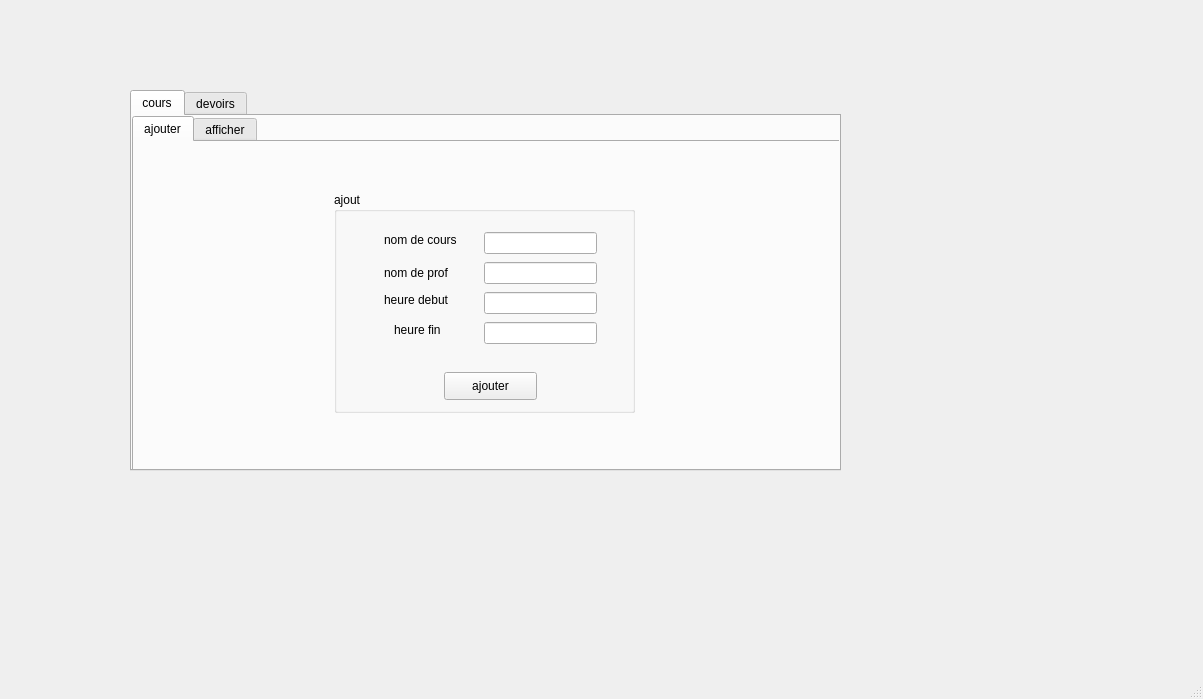
First picture: the form in mainwindow.ui, repository yanni2302/smart_parental_monitoring_2A22, before the edit.
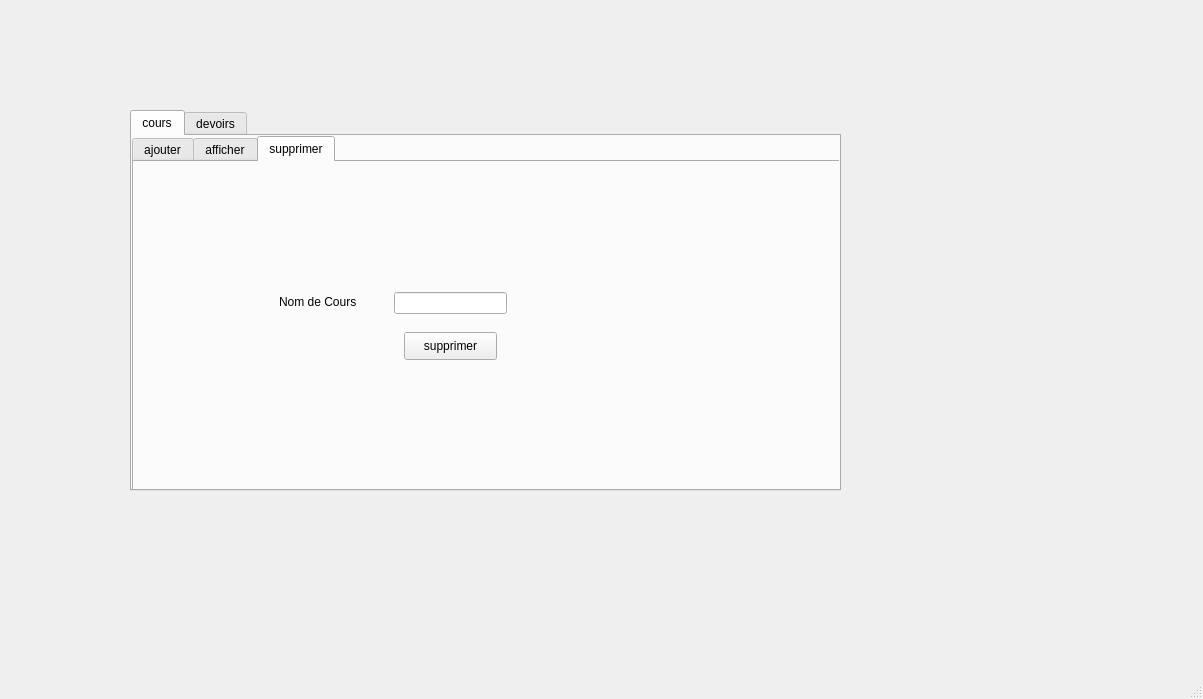
Second picture: the form after the edit.

Diff of the .ui file:
```diff
--- a/mainwindow.ui
+++ b/mainwindow.ui
@@ -18,7 +18,7 @@
     <property name="geometry">
      <rect>
       <x>130</x>
-      <y>90</y>
+      <y>110</y>
       <width>711</width>
       <height>381</height>
      </rect>
@@ -43,7 +43,7 @@
        <enum>Qt::ClickFocus</enum>
       </property>
       <property name="currentIndex">
-       <number>0</number>
+       <number>2</number>
       </property>
       <widget class="QWidget" name="tab_3">
        <attribute name="title">
@@ -245,6 +245,57 @@
        <attribute name="title">
         <string>afficher</string>
        </attribute>
+       <widget class="QTableView" name="coursView">
+        <property name="geometry">
+         <rect>
+          <x>35</x>
+          <y>31</y>
+          <width>591</width>
+          <height>241</height>
+         </rect>
+        </property>
+       </widget>
+      </widget>
+      <widget class="QWidget" name="tab_5">
+       <attribute name="title">
+        <string>supprimer</string>
+       </attribute>
+       <widget class="QPushButton" name="suppCours_3">
+        <property name="geometry">
+         <rect>
+          <x>270</x>
+          <y>170</y>
+          <width>93</width>
+          <height>28</height>
+         </rect>
+        </property>
+        <property name="text">
+         <string>supprimer</string>
+        </property>
+       </widget>
+       <widget class="QLineEdit" name="suppCours">
+        <property name="geometry">
+         <rect>
+          <x>260</x>
+          <y>130</y>
+          <width>113</width>
+          <height>22</height>
+         </rect>
+        </property>
+       </widget>
+       <widget class="QLabel" name="suppCours_2">
+        <property name="geometry">
+         <rect>
+          <x>145</x>
+          <y>130</y>
+          <width>91</width>
+          <height>20</height>
+         </rect>
+        </property>
+        <property name="text">
+         <string>Nom de Cours</string>
+        </property>
+       </widget>
       </widget>
      </widget>
     </widget>
```
